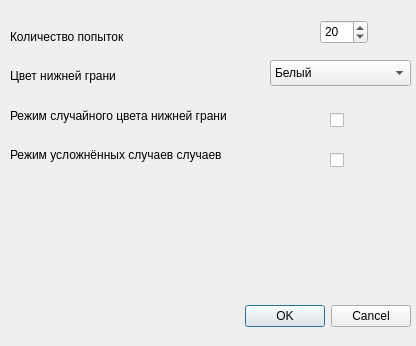
moevm/gui-1h2017-01, file PLLTrainer/settingsform.ui: the form before one commit.
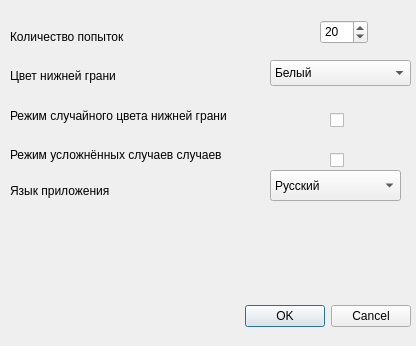
The form after the commit.

The edit to the form file:
```diff
--- a/PLLTrainer/settingsform.ui
+++ b/PLLTrainer/settingsform.ui
@@ -154,6 +154,44 @@
     </item>
    </layout>
   </widget>
+  <widget class="QLabel" name="langLabel">
+   <property name="geometry">
+    <rect>
+     <x>10</x>
+     <y>180</y>
+     <width>261</width>
+     <height>21</height>
+    </rect>
+   </property>
+   <property name="text">
+    <string>Язык приложения</string>
+   </property>
+  </widget>
+  <widget class="QComboBox" name="languageBox">
+   <property name="geometry">
+    <rect>
+     <x>270</x>
+     <y>170</y>
+     <width>131</width>
+     <height>31</height>
+    </rect>
+   </property>
+   <item>
+    <property name="text">
+     <string>Русский</string>
+    </property>
+   </item>
+   <item>
+    <property name="text">
+     <string>Английский</string>
+    </property>
+   </item>
+   <item>
+    <property name="text">
+     <string>Немецкий</string>
+    </property>
+   </item>
+  </widget>
  </widget>
  <resources/>
  <connections>
```
Left out of the diff: 8 changed lines with no effect on the pictures.
